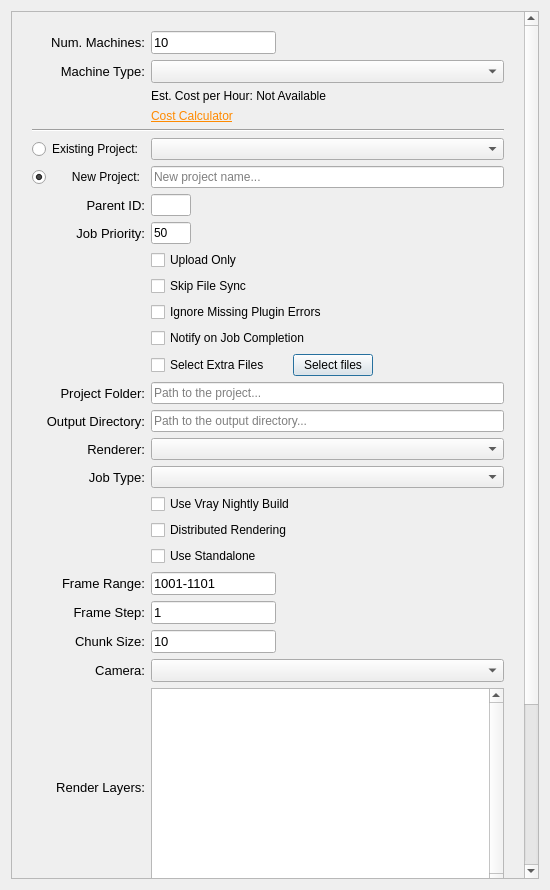
First picture: the form in scripts/resources/submit_dialog.ui, repository zync/zync-maya, before the edit.
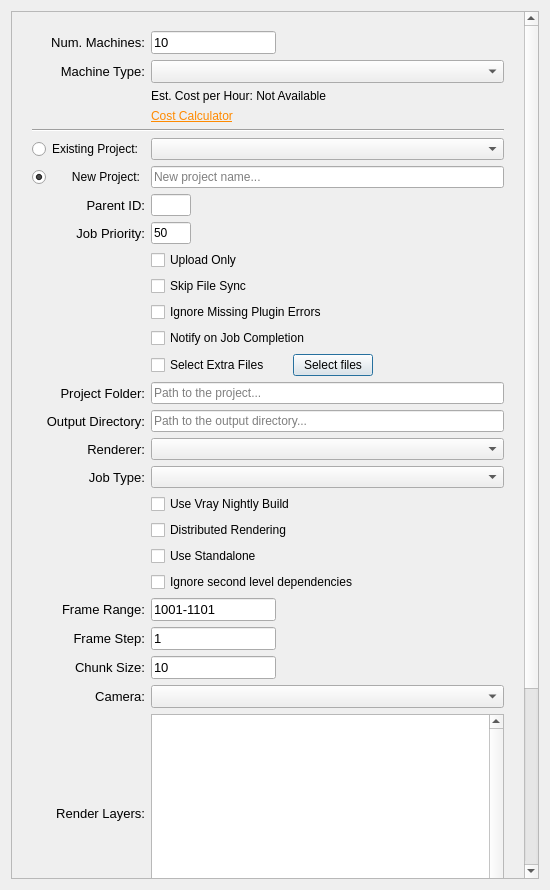
Second picture: the form after the edit.

```diff
--- a/scripts/resources/submit_dialog.ui
+++ b/scripts/resources/submit_dialog.ui
@@ -94,7 +94,7 @@
          <property name="bottomMargin">
           <number>10</number>
          </property>
-         <item row="22" column="1">
+         <item row="23" column="1">
           <widget class="QLineEdit" name="frame_step">
            <property name="sizePolicy">
             <sizepolicy hsizetype="Maximum" vsizetype="Fixed">
@@ -149,6 +149,39 @@
            </item>
           </layout>
          </item>
+         <item row="21" column="1">
+          <layout class="QHBoxLayout" name="horizontalLayout_3">
+           <item>
+            <widget class="QCheckBox" name="ignore_second_deps">
+             <property name="toolTip">
+              <string>If selected, will not parse .rib files for dependencies.</string>
+             </property>
+             <property name="text">
+              <string>Ignore second level dependencies</string>
+             </property>
+             <property name="-v" stdset="0">
+              <string>`python &quot;cmds.submit_callb('ignore_second_deps')&quot;`</string>
+             </property>
+            </widget>
+           </item>
+           <item>
+            <spacer name="horizontalSpacer">
+             <property name="orientation">
+              <enum>Qt::Horizontal</enum>
+             </property>
+             <property name="sizeType">
+              <enum>QSizePolicy::Fixed</enum>
+             </property>
+             <property name="sizeHint" stdset="0">
+              <size>
+               <width>80</width>
+               <height>20</height>
+              </size>
+             </property>
+            </spacer>
+           </item>
+          </layout>
+         </item>
          <item row="19" column="1">
           <layout class="QHBoxLayout" name="horizontalLayout_12">
            <item>
@@ -185,7 +218,7 @@
            </item>
           </layout>
          </item>
-         <item row="24" column="0">
+         <item row="25" column="0">
           <widget class="QLabel" name="label_10">
            <property name="font">
             <font>
@@ -200,7 +233,7 @@
            </property>
           </widget>
          </item>
-         <item row="26" column="1">
+         <item row="27" column="1">
           <layout class="QHBoxLayout" name="horizontalLayout">
            <property name="spacing">
             <number>6</number>
@@ -313,7 +346,7 @@
            </item>
           </layout>
          </item>
-         <item row="24" column="1">
+         <item row="25" column="1">
           <widget class="QComboBox" name="camera">
            <property name="font">
             <font>
@@ -401,7 +434,7 @@
            </item>
           </layout>
          </item>
-         <item row="22" column="0">
+         <item row="23" column="0">
           <widget class="QLabel" name="label_8">
            <property name="font">
             <font>
@@ -498,7 +531,7 @@
            </property>
           </widget>
          </item>
-         <item row="23" column="1">
+         <item row="24" column="1">
           <widget class="QLineEdit" name="chunk_size">
            <property name="sizePolicy">
             <sizepolicy hsizetype="Maximum" vsizetype="Fixed">
@@ -519,7 +552,7 @@
            </property>
           </widget>
          </item>
-         <item row="23" column="0">
+         <item row="24" column="0">
           <widget class="QLabel" name="label_9">
            <property name="font">
             <font>
@@ -551,7 +584,7 @@
            </property>
           </widget>
          </item>
-         <item row="21" column="0">
+         <item row="22" column="0">
           <widget class="QLabel" name="frange_label">
            <property name="font">
             <font>
@@ -566,7 +599,7 @@
            </property>
           </widget>
          </item>
-         <item row="25" column="0">
+         <item row="26" column="0">
           <widget class="QLabel" name="layers_label">
            <property name="sizePolicy">
             <sizepolicy hsizetype="Minimum" vsizetype="Fixed">
@@ -633,7 +666,7 @@
            </item>
           </layout>
          </item>
-         <item row="21" column="1">
+         <item row="22" column="1">
           <widget class="QLineEdit" name="frange">
            <property name="sizePolicy">
             <sizepolicy hsizetype="Maximum" vsizetype="Fixed">
@@ -654,7 +687,7 @@
            </property>
           </widget>
          </item>
-         <item row="26" column="0">
+         <item row="27" column="0">
           <widget class="QLabel" name="label_12">
            <property name="font">
             <font>
@@ -920,7 +953,7 @@
            </property>
           </widget>
          </item>
-         <item row="25" column="1">
+         <item row="26" column="1">
           <widget class="QListWidget" name="layers">
            <property name="sizePolicy">
             <sizepolicy hsizetype="Preferred" vsizetype="Preferred">
```
Left out of the diff: 2 changed lines with no effect on the pictures.
